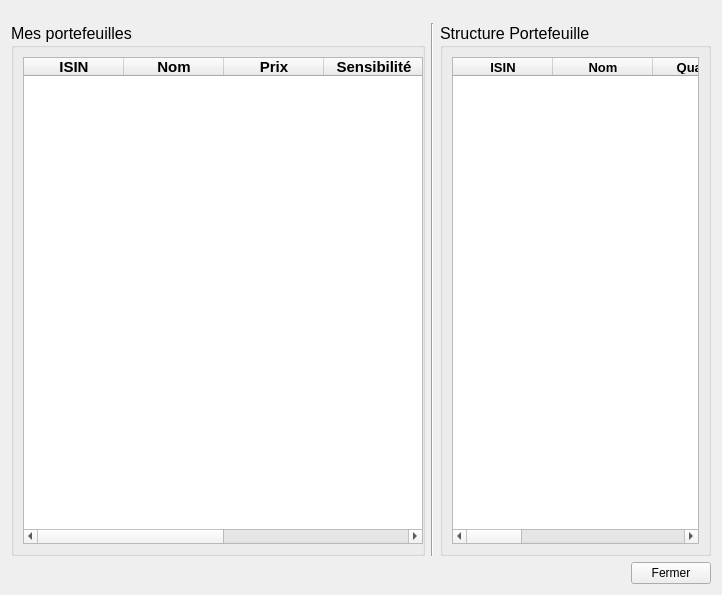
The window that DPricer/presentation/Designer-Files/Portefeuilles.ui (Mero89/Pricing-Application) describes before a commit, drawn with Qt 5.
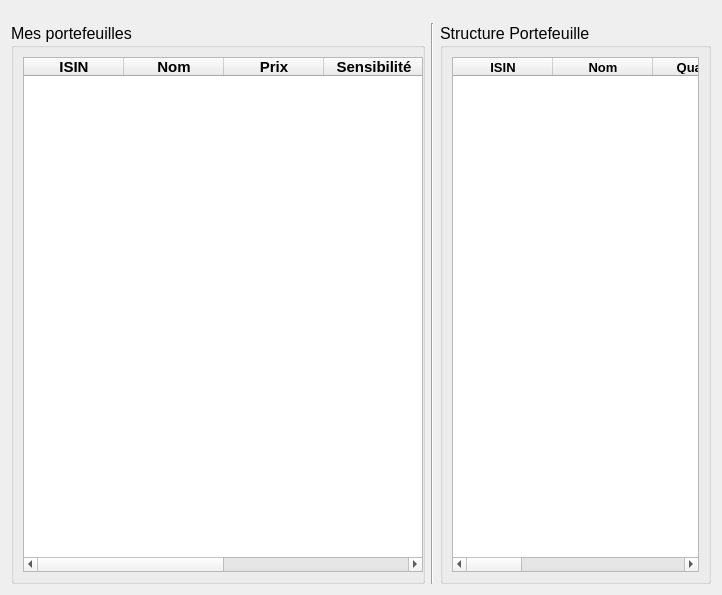
The same window after the commit.

The edit to the form file:
```diff
--- a/DPricer/presentation/Designer-Files/Portefeuilles.ui
+++ b/DPricer/presentation/Designer-Files/Portefeuilles.ui
@@ -129,7 +129,7 @@
            <bool>true</bool>
           </attribute>
           <attribute name="verticalHeaderVisible">
-           <bool>false</bool>
+           <bool>true</bool>
           </attribute>
           <attribute name="verticalHeaderDefaultSectionSize">
            <number>22</number>
@@ -309,7 +309,7 @@
            <bool>true</bool>
           </attribute>
           <attribute name="verticalHeaderVisible">
-           <bool>false</bool>
+           <bool>true</bool>
           </attribute>
           <attribute name="verticalHeaderDefaultSectionSize">
            <number>22</number>
@@ -415,30 +415,6 @@
      </item>
     </layout>
    </item>
-   <item>
-    <layout class="QHBoxLayout" name="horizontalLayout_2">
-     <item>
-      <spacer name="horizontalSpacer_2">
-       <property name="orientation">
-        <enum>Qt::Horizontal</enum>
-       </property>
-       <property name="sizeHint" stdset="0">
-        <size>
-         <width>40</width>
-         <height>20</height>
-        </size>
-       </property>
-      </spacer>
-     </item>
-     <item>
-      <widget class="QPushButton" name="pushButtonFermer">
-       <property name="text">
-        <string>Fermer</string>
-       </property>
-      </widget>
-     </item>
-    </layout>
-   </item>
   </layout>
  </widget>
  <resources/>
```
